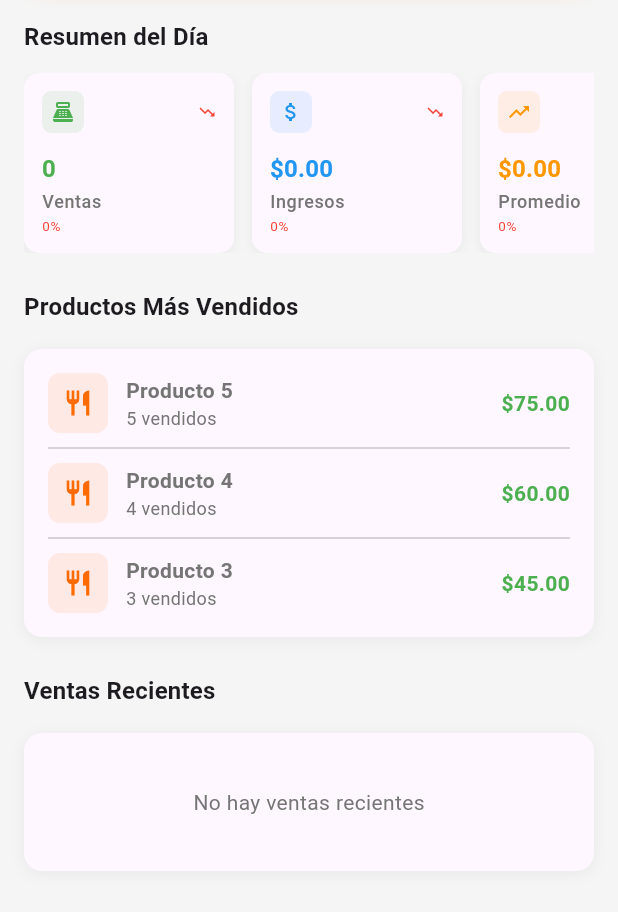
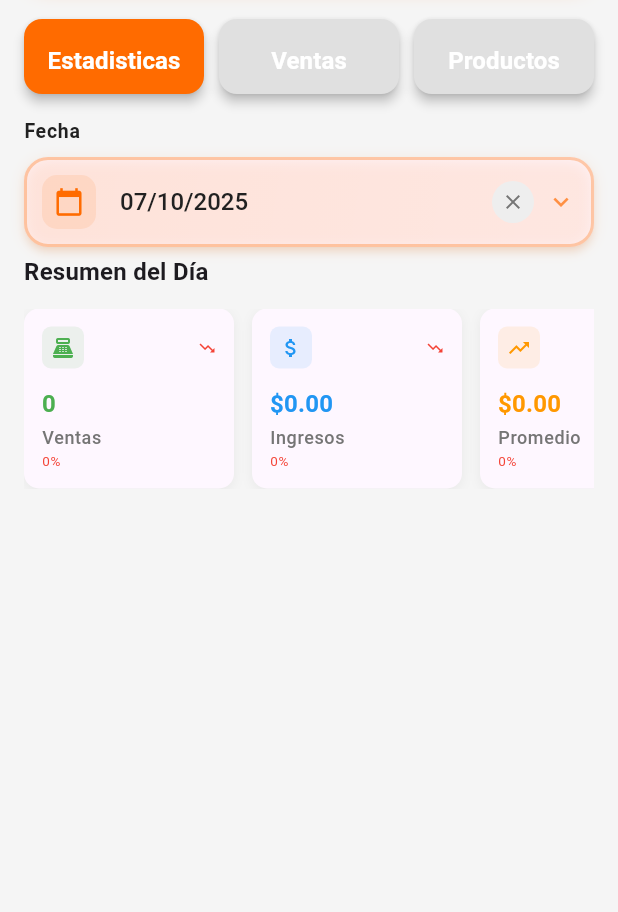
Before and after one commit to Jhon-boy/resturant_funny, a Flutter app: the MiDiaPage screen opened directly, on a phone screen of 412 x 824 dp, the part 173-1085 px from its top. Run offline on Flutter 3.47's test engine with Material 3 defaults, Android fonts, the light colour scheme and no system bars; our stand-ins replace calendar_date_picker2, connectivity_plus, dartz, device_info_plus, equatable, flutter_dotenv and 7 more; missing offline and left inert: network_info_plus; accounts and stored records are empty; Roboto replaces fonts that are missing (Poppins).

Commit message:
Spring__001: Flujo de estadisticas agregadas

```diff
--- /dev/null
+++ b/lib/modules/ventas/domain/models/venta_card_model.dart
@@ -0,0 +1,23 @@
+class VentaCardModel {
+  final int idVenta;
+  final int idMesa;
+  final String nombreCliente;
+  final String? identificacionCliente;
+  final String? nombreProducto;
+  final int? cantidadProducto;
+  final double total;
+  final DateTime? fecha;
+  final String? estado;
+
+  const VentaCardModel({
+    required this.idVenta,
+    required this.idMesa,
+    required this.nombreCliente,
+    required this.total,
+    this.identificacionCliente,
+    this.nombreProducto,
+    this.cantidadProducto,
+    this.fecha,
+    this.estado,
+  });
+}
--- a/lib/modules/ventas/presentation/mi_dia_page.dart
+++ b/lib/modules/ventas/presentation/mi_dia_page.dart
@@ -1,5 +1,7 @@
 import 'package:flutter/material.dart';
 import 'package:flutter_riverpod/flutter_riverpod.dart';
+import 'package:resturant_funny/core/theme_app.dart';
+import 'package:resturant_funny/core/utils/snack_helper.dart';
 import 'package:resturant_funny/modules/authentication/domain/providers/user_provider.dart';
 import 'package:resturant_funny/modules/ventas/data/datasource/ventas_data_source.dart';
 import 'package:resturant_funny/modules/ventas/data/repository/ventas_repository_impl.dart';
@@ -9,7 +11,11 @@ import 'package:resturant_funny/modules/ventas/presentation/widget/estadisticas_
 import 'package:resturant_funny/modules/ventas/presentation/widget/estadisticas_header.dart';
 import 'package:resturant_funny/modules/ventas/presentation/widget/productos_mas_vendidos.dart';
 import 'package:resturant_funny/modules/ventas/presentation/widget/ventas_recientes.dart';
+import 'package:resturant_funny/modules/ventas/domain/models/venta_card_model.dart';
+import 'package:resturant_funny/shared/widgets/custom_buttom.dart';
 import 'package:shimmer/shimmer.dart';
+import 'package:resturant_funny/shared/widgets/calendar_widget.dart';
+import 'package:resturant_funny/shared/widgets/input_search_widget.dart';
 
 class MiDiaPage extends ConsumerStatefulWidget {
   const MiDiaPage({super.key});
@@ -23,13 +29,19 @@ class _MiDiaPageState extends ConsumerState<MiDiaPage> {
   List<VentaEntity> _ventasHoy = [];
   List<VentaEntity> _ventasAyer = [];
   List<VentaEntity> _ventasAnteayer = [];
+  List<VentaCardModel> _ventasLista = [];
+  int _index = 0;
   late final VentaRepository _ventasRepository;
+  DateTime _selectedDate = DateTime.now();
+  final TextEditingController _identificacionController =
+      TextEditingController();
 
   @override
   void initState() {
     super.initState();
     _ventasRepository = VentaRepositoryImpl(VentasRemoteDataSource(ref: ref));
     _cargarEstadisticas();
+    _index = 0;
   }
 
   Future<void> _cargarEstadisticas() async {
@@ -39,7 +51,7 @@ class _MiDiaPageState extends ConsumerState<MiDiaPage> {
       final user = ref.read(userProvider).user;
       if (user?.idUsuario == null) return;
 
-      final hoy = DateTime.now();
+      final hoy = _selectedDate;
       final ayer = hoy.subtract(const Duration(days: 1));
       final anteayer = hoy.subtract(const Duration(days: 2));
 
@@ -76,11 +88,45 @@ class _MiDiaPageState extends ConsumerState<MiDiaPage> {
         (failure) => debugPrint('Error cargando ventas anteayer: $failure'),
         (ventas) => setState(() => _ventasAnteayer = ventas),
       );
+      final diaDesde = DateTime(hoy.year, hoy.month, hoy.day);
+      final diaHasta = DateTime(hoy.year, hoy.month, hoy.day, 23, 59, 59);
+
+      final cardsEither = await _ventasRepository.getVentaCardsBy(
+        user.idUsuario!,
+        fechaDesde: diaDesde,
+        fechaHasta: diaHasta,
+      );
+      cardsEither.fold(
+        (_) {},
+        (cards) => setState(() => _ventasLista = cards),
+      );
     } catch (e) {
       debugPrint('Error cargando estadísticas: $e');
     } finally {
       setState(() => _isLoading = false);
     }
+  }
+
+  Future<void> _buscarVentasPorCliente(String identificacion) async {
+    debugPrint('Filtro: $identificacion');
+    try {
+      final cards = await _ventasRepository.getVentasByUsuario(identificacion);
+      cards.fold(
+        (_) {
+          SnackHelper.show(context,
+              message: 'No se encontraron ventas', isError: true);
+        },
+        (cards) => setState(() => _ventasLista = cards),
+      );
+    } catch (e) {
+      debugPrint('Error buscando ventas por cliente: $e');
+    }
+  }
+
+  @override
+  void dispose() {
+    _identificacionController.dispose();
+    super.dispose();
   }
 
   @override
@@ -104,19 +150,84 @@ class _MiDiaPageState extends ConsumerState<MiDiaPage> {
               onRefresh: _cargarEstadisticas,
             ),
             const SizedBox(height: 24),
+            Row(
+              mainAxisAlignment: MainAxisAlignment.spaceBetween,
+              children: [
+                Expanded(
+                    child: CustomButton(
+                        colorButton: _index == 0
+                            ? ThemeApp.primary
+                            : ThemeApp.inputBorder,
+                        text: "Estadisticas",
+                        onPressed: () {
+                          setState(() => _index = 0);
+                        })),
+                const SizedBox(width: 10),
+                Expanded(
+                    child: CustomButton(
+                        colorButton: _index == 1
+                            ? ThemeApp.primary
+                            : ThemeApp.inputBorder,
+                        text: "Ventas",
+                        onPressed: () {
+                          setState(() => _index = 1);
+                        })),
+                const SizedBox(width: 10),
+                Expanded(
+                    child: CustomButton(
+                        colorButton: _index == 2
+                            ? ThemeApp.primary
+                            : ThemeApp.inputBorder,
+                        text: "Productos",
+                        onPressed: () {
+                          setState(() => _index = 2);
+                        }))
+              ],
+            ),
+            const SizedBox(height: 15),
+            CalendarWidget(
+              title: 'Fecha',
+              selectedDate: _selectedDate,
+              onDateSelected: (date) async {
+                if (date != null) {
+                  setState(() => _selectedDate = date);
+                  await _cargarEstadisticas();
+                }
+              },
+            ),
+            const SizedBox(height: 5),
+            if (_index == 0)
               EstadisticasCards(
                   ventasHoy: _ventasHoy,
                   ventasAyer: _ventasAyer,
                   ventasAnteayer: _ventasAnteayer),
-            const SizedBox(height: 24),
+            const SizedBox(height: 5),
+            if (_index == 1)
               ProductosMasVendidos(
                 ventasHoy: _ventasHoy,
               ),
-            const SizedBox(height: 24),
+            const SizedBox(height: 5),
+            if (_index == 2) ...[
+              InputSearchWidget(
+                label: 'Buscar',
+                hint: 'Ej: 0102030405',
+                showSuffixButton: false,
+                onSubmitted: (value) async {
+                  _identificacionController.text = value;
+                  _buscarVentasPorCliente(_identificacionController.text);
+                },
+                onChanged: (value) {
+                  setState(() {
+                    _identificacionController.text = value;
+                    _buscarVentasPorCliente(_identificacionController.text);
+                  });
+                },
+              ),
+              const SizedBox(height: 8),
               VentasRecientes(
-              ventasHoy: _ventasHoy,
+                ventas: _ventasLista,
               ),
-            const SizedBox(height: 24),
+            ],
           ],
         ),
       ),
--- a/lib/shared/widgets/calendar_widget.dart
+++ b/lib/shared/widgets/calendar_widget.dart
@@ -118,7 +118,7 @@ class _CalendarWidgetState extends ConsumerState<CalendarWidget> {
           child: Text(
             widget.title,
             style: const TextStyle(
-              fontSize: 16,
+              fontSize: 13,
               fontWeight: FontWeight.w600,
               color: ThemeApp.textPrimary,
               letterSpacing: 0.5,
@@ -139,7 +139,7 @@ class _CalendarWidgetState extends ConsumerState<CalendarWidget> {
               borderRadius: BorderRadius.circular(16),
               child: Container(
                 padding:
-                    const EdgeInsets.symmetric(horizontal: 20, vertical: 18),
+                    const EdgeInsets.symmetric(horizontal: 10, vertical: 10),
                 decoration: BoxDecoration(
                   gradient: _selectedDate != null
                       ? LinearGradient(
```
Also changed, not shown: lib/modules/ventas/data/datasource/ventas_data_source.dart (+109 -10 lines), lib/modules/ventas/data/repository/ventas_repository_impl.dart (+56 -2 lines), lib/modules/ventas/domain/repository/venta_repository.dart (+11 -2 lines), lib/modules/ventas/presentation/widget/ventas_recientes.dart (+33 -25 lines). Lines whose indentation alone changed are shown as unchanged.
